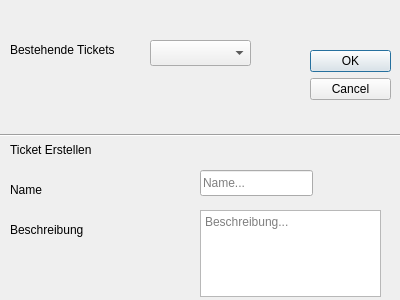
First picture: the form in tiketwahl.ui, repository Juanmut2003/docucheck, before the edit.
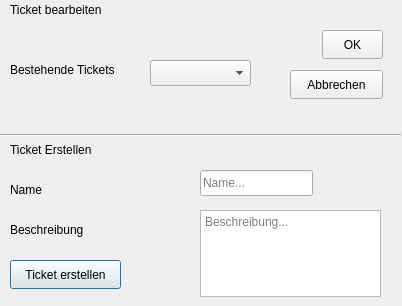
Second picture: the form after the edit.

Commit message: Ticket Wahl und Bearbeitung erstellt

```diff
--- a/tiketwahl.ui
+++ b/tiketwahl.ui
@@ -6,34 +6,18 @@
    <rect>
     <x>0</x>
     <y>0</y>
-    <width>400</width>
-    <height>300</height>
+    <width>402</width>
+    <height>306</height>
    </rect>
   </property>
   <property name="windowTitle">
    <string>Dialog</string>
   </property>
-  <widget class="QDialogButtonBox" name="buttonBox">
-   <property name="geometry">
-    <rect>
-     <x>310</x>
-     <y>50</y>
-     <width>81</width>
-     <height>241</height>
-    </rect>
-   </property>
-   <property name="orientation">
-    <enum>Qt::Vertical</enum>
-   </property>
-   <property name="standardButtons">
-    <set>QDialogButtonBox::Cancel|QDialogButtonBox::Ok</set>
-   </property>
-  </widget>
   <widget class="QLabel" name="label">
    <property name="geometry">
     <rect>
      <x>10</x>
-     <y>40</y>
+     <y>60</y>
      <width>131</width>
      <height>20</height>
     </rect>
@@ -46,7 +30,7 @@
    <property name="geometry">
     <rect>
      <x>150</x>
-     <y>40</y>
+     <y>60</y>
      <width>101</width>
      <height>26</height>
     </rect>
@@ -130,6 +114,58 @@
     <string>Beschreibung...</string>
    </property>
   </widget>
+  <widget class="QPushButton" name="pushButton">
+   <property name="geometry">
+    <rect>
+     <x>10</x>
+     <y>260</y>
+     <width>111</width>
+     <height>29</height>
+    </rect>
+   </property>
+   <property name="text">
+    <string>Ticket erstellen</string>
+   </property>
+  </widget>
+  <widget class="QLabel" name="label_5">
+   <property name="geometry">
+    <rect>
+     <x>10</x>
+     <y>0</y>
+     <width>121</width>
+     <height>20</height>
+    </rect>
+   </property>
+   <property name="text">
+    <string>Ticket bearbeiten</string>
+   </property>
+  </widget>
+  <widget class="QPushButton" name="pushButtonOK">
+   <property name="geometry">
+    <rect>
+     <x>322</x>
+     <y>30</y>
+     <width>61</width>
+     <height>29</height>
+    </rect>
+   </property>
+   <property name="text">
+    <string>OK</string>
+   </property>
+  </widget>
+  <widget class="QPushButton" name="pushButtonAbbrechen">
+   <property name="geometry">
+    <rect>
+     <x>290</x>
+     <y>70</y>
+     <width>93</width>
+     <height>29</height>
+    </rect>
+   </property>
+   <property name="text">
+    <string>Abbrechen</string>
+   </property>
+  </widget>
  </widget>
  <resources/>
  <connections>
```
Left out of the diff: 37 changed lines with no effect on the pictures. The commit also changes 13 other files.
